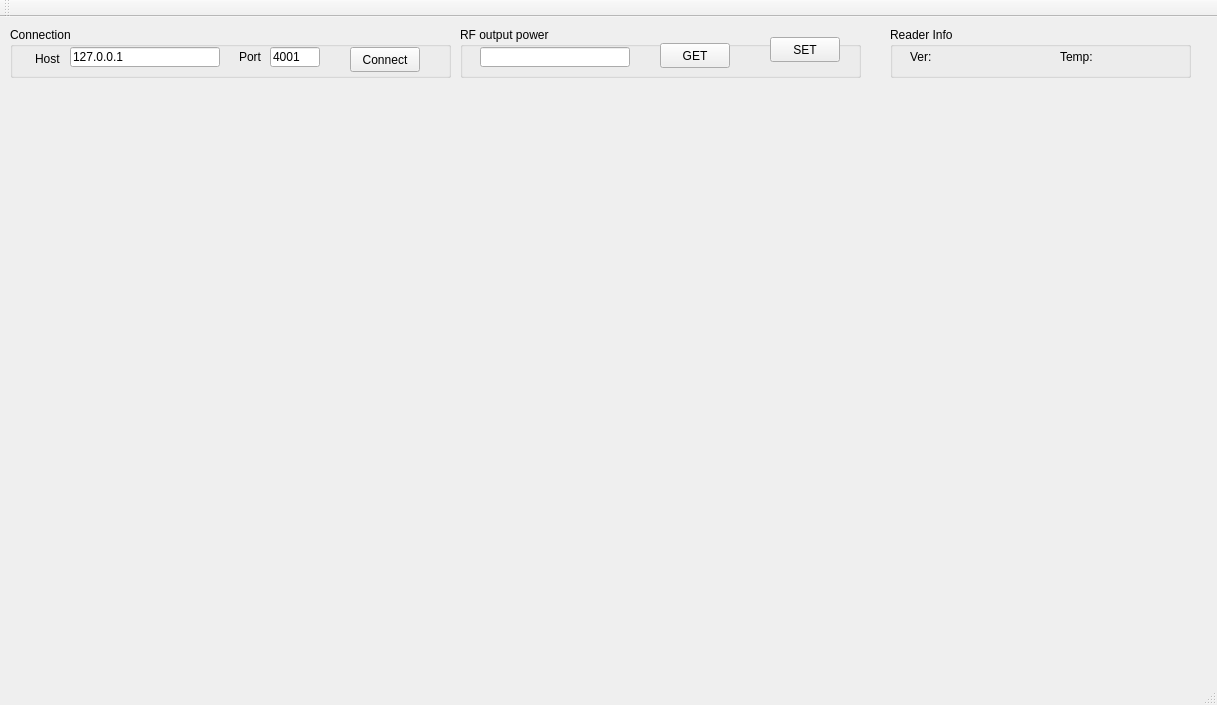
Old version of the form mainwindow.ui in the repository yennhan1211/rfid_service.
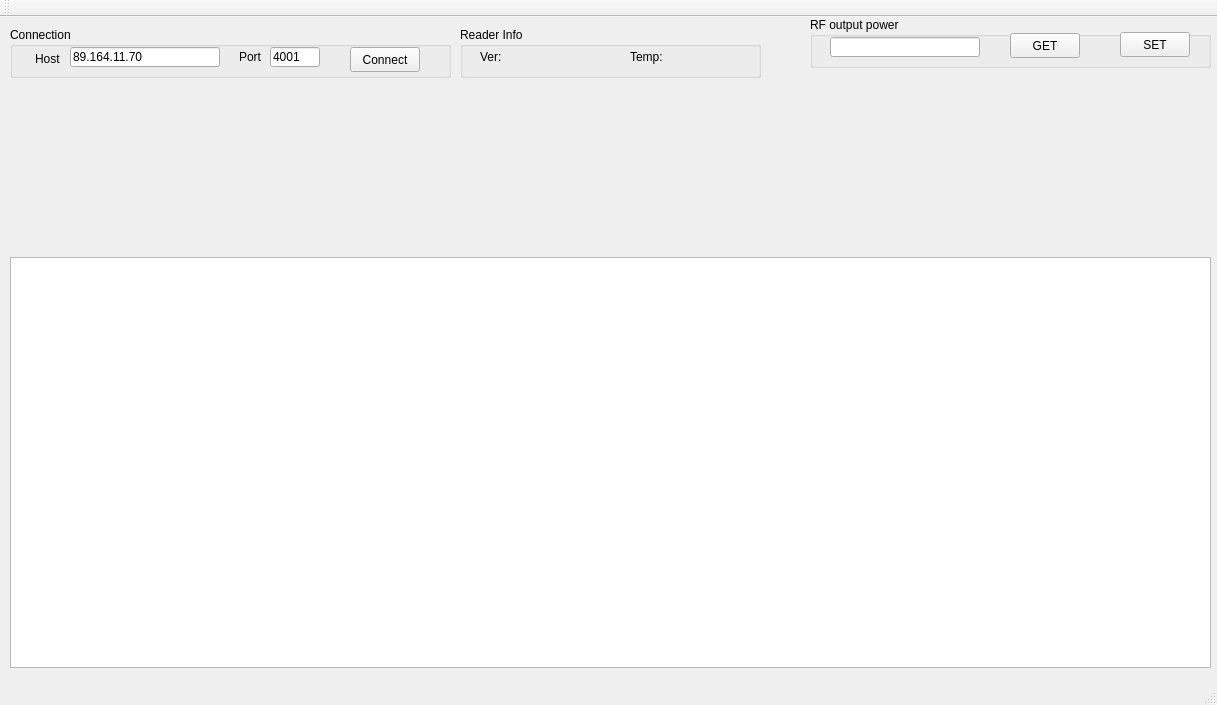
New version of the form.

Patch:
```diff
--- a/mainwindow.ui
+++ b/mainwindow.ui
@@ -17,8 +17,8 @@
    <widget class="QGroupBox" name="groupBox">
     <property name="geometry">
      <rect>
-      <x>460</x>
-      <y>10</y>
+      <x>810</x>
+      <y>0</y>
       <width>401</width>
       <height>51</height>
      </rect>
@@ -53,7 +53,7 @@
      <property name="geometry">
       <rect>
        <x>310</x>
-       <y>10</y>
+       <y>15</y>
        <width>70</width>
        <height>25</height>
       </rect>
@@ -111,7 +111,7 @@
       </rect>
      </property>
      <property name="text">
-      <string>127.0.0.1</string>
+      <string>89.164.11.70</string>
      </property>
     </widget>
     <widget class="QLabel" name="lbPort">
@@ -144,7 +144,7 @@
    <widget class="QGroupBox" name="groupBox_3">
     <property name="geometry">
      <rect>
-      <x>890</x>
+      <x>460</x>
       <y>10</y>
       <width>301</width>
       <height>51</height>
@@ -180,6 +180,21 @@
      </property>
     </widget>
    </widget>
+   <widget class="QTableView" name="tableView">
+    <property name="geometry">
+     <rect>
+      <x>10</x>
+      <y>240</y>
+      <width>1201</width>
+      <height>411</height>
+     </rect>
+    </property>
+   </widget>
+   <zorder>groupBox</zorder>
+   <zorder>groupBox_2</zorder>
+   <zorder>groupBox_3</zorder>
+   <zorder>tableView</zorder>
+   <zorder>lbVersion</zorder>
   </widget>
   <widget class="QMenuBar" name="menuBar">
    <property name="geometry">
```
Left out of the diff: 4 changed lines with no effect on the pictures.
